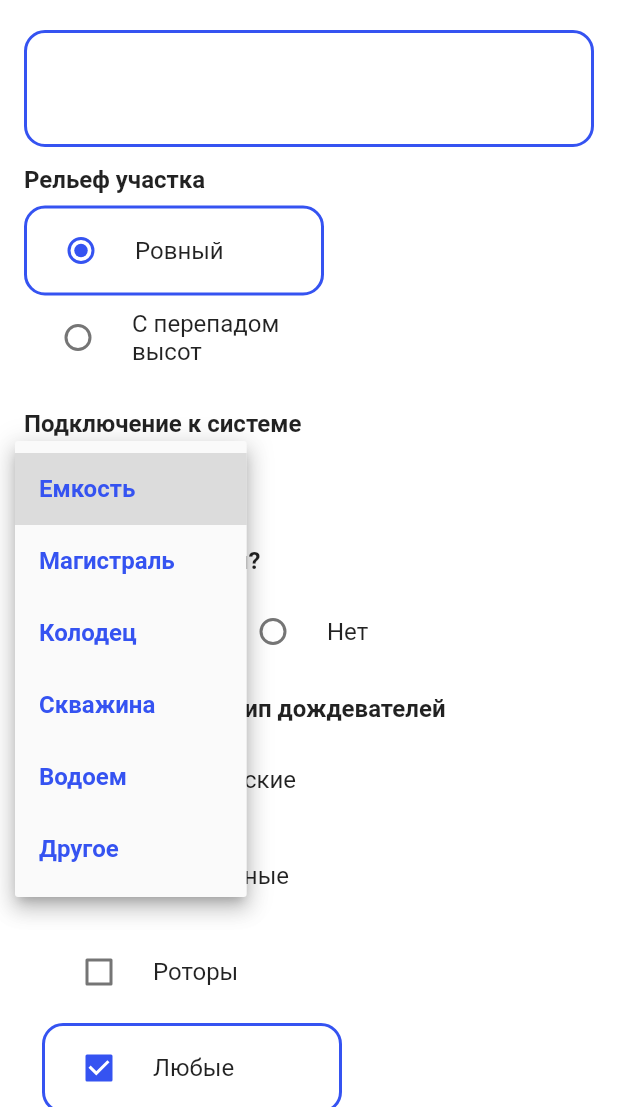
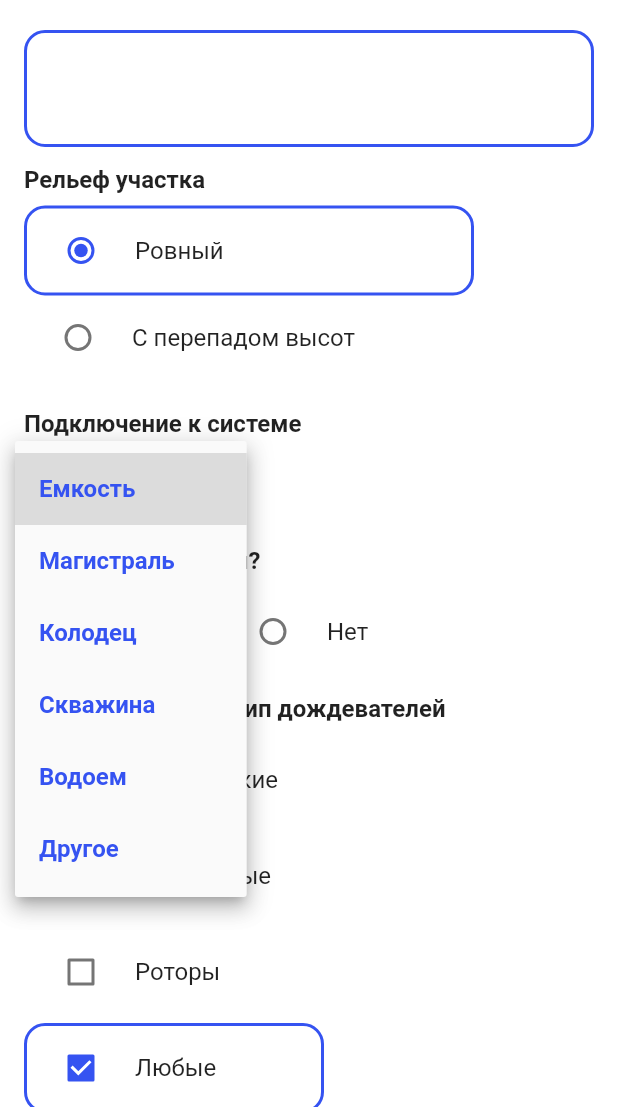
Before and after one commit to 8847141/flutter_web, a Flutter app: the screen it shows after launch, after a tap on "Емкость", on a phone screen of 412 x 824 dp, the part 129-1236 px from its top. Run offline on Flutter 3.47's test engine with Material 2 defaults, Android fonts, the phone set to English and light mode, and no system bars; our stand-ins replace bloc, flutter_bloc.

Commit message:
Work with UI

```diff
--- a/lib/constants.dart
+++ b/lib/constants.dart
@@ -24,6 +24,8 @@ const EdgeInsetsGeometry checboxesPadding =
 
 //* Indents
 const SizedBox answerIndent = SizedBox(height: 4.0);
+
+const SizedBox questionIndent = SizedBox(height: 8.0);
 
 //* Decorations
 const InputDecoration textFormInputDecoration = InputDecoration(
--- a/lib/widgets/connection_type_widget.dart
+++ b/lib/widgets/connection_type_widget.dart
@@ -17,7 +17,7 @@ class ConnectionType extends StatelessWidget {
             style: mainTextStyle,
           ),
         ),
-        const SizedBox(height: 8.0),
+        questionIndent,
         Align(
           alignment: Alignment.topLeft,
           child: Container(
--- a/lib/widgets/controller_widget.dart
+++ b/lib/widgets/controller_widget.dart
@@ -12,16 +12,14 @@ class Controller extends StatelessWidget {
       if (bloc is OptionsIsLoaded) {
         return Column(
           children: [
-            Column(
-              children: [
             const Align(
-                  alignment: Alignment.topLeft,
+              alignment: Alignment.centerLeft,
               child: Text(
                 'Пульт управления',
                 style: mainTextStyle,
               ),
             ),
-                const SizedBox(height: 8.0),
+            questionIndent,
             Align(
               alignment: Alignment.topLeft,
               child: Container(
@@ -32,8 +30,7 @@ class Controller extends StatelessWidget {
                   icon: const Icon(Icons.arrow_drop_down),
                   iconSize: 24.0,
                   elevation: 8,
-                      style: const TextStyle(
-                          color: mainColor, fontWeight: FontWeight.bold),
+                  style: secondaryTextStyle,
                   underline: const SizedBox(
                     height: 0.0,
                   ),
@@ -54,9 +51,7 @@ class Controller extends StatelessWidget {
                 ),
               ),
             ),
-              ],
-            ),
-            const SizedBox(height: 8.0),
+            answerIndent,
             Align(
               alignment: Alignment.topLeft,
               child: Container(
--- a/lib/widgets/path_widget.dart
+++ b/lib/widgets/path_widget.dart
@@ -11,13 +11,13 @@ class Path extends StatelessWidget {
     return Column(
       children: [
         const Align(
-          alignment: Alignment.centerLeft,
+          alignment: Alignment.topLeft,
           child: Text(
             'Поливаем дорожки?',
             style: mainTextStyle,
           ),
         ),
-        const SizedBox(height: 8.0),
+        questionIndent,
         BlocBuilder<OptionsBloc, OptionsState>(
           builder: (context, bloc) {
             if (bloc is OptionsIsLoaded) {
--- a/lib/widgets/preferred_nozzle_type_widget.dart
+++ b/lib/widgets/preferred_nozzle_type_widget.dart
@@ -18,10 +18,7 @@ class PreferredNozzleType extends StatelessWidget {
             style: mainTextStyle,
           ),
         ),
-        const SizedBox(height: 8.0),
-        Padding(
-          padding: checboxesPadding,
-          child:
+        questionIndent,
         BlocBuilder<OptionsBloc, OptionsState>(builder: (context, bloc) {
           if (bloc is OptionsIsLoaded) {
             return Align(
@@ -106,7 +103,6 @@ class PreferredNozzleType extends StatelessWidget {
             return null;
           }
         }),
-        )
       ],
     );
   }
--- a/lib/widgets/sensors_widget.dart
+++ b/lib/widgets/sensors_widget.dart
@@ -18,7 +18,7 @@ class Sensors extends StatelessWidget {
             style: mainTextStyle,
           ),
         ),
-        const SizedBox(height: 8.0),
+        questionIndent,
         Padding(
             padding: checboxesPadding,
             child: BlocBuilder<OptionsBloc, OptionsState>(
--- a/lib/widgets/terrarian_type_widget.dart
+++ b/lib/widgets/terrarian_type_widget.dart
@@ -23,7 +23,7 @@ class TerrarianType extends StatelessWidget {
                 style: mainTextStyle,
               ),
             ),
-            const SizedBox(height: 8.0),
+            questionIndent,
             Align(
               alignment: Alignment.topLeft,
               child: Column(
@@ -32,7 +32,7 @@ class TerrarianType extends StatelessWidget {
                     decoration: bloc.answers.flatTerrain
                         ? dropdownButtonDecoration
                         : null,
-                    width: 200.0,
+                    width: 300.0,
                     child: RadioListTile(
                       title: const Text('Ровный'),
                       activeColor: mainColor,
@@ -48,7 +48,7 @@ class TerrarianType extends StatelessWidget {
                     decoration: bloc.answers.flatTerrain
                         ? null
                         : dropdownButtonDecoration,
-                    width: 200.0,
+                    width: 300.0,
                     child: RadioListTile(
                       title: const Text('С перепадом высот'),
                       activeColor: mainColor,
--- a/lib/widgets/watering_widget.dart
+++ b/lib/widgets/watering_widget.dart
@@ -11,9 +11,6 @@ class Watering extends StatelessWidget {
   Widget build(BuildContext context) {
     return Column(
       children: [
-        /*const Padding(
-          padding: EdgeInsets.fromLTRB(16.0, 0.0, 16.0, 0.0),
-          child: */
         const Align(
           alignment: Alignment.centerLeft,
           child: Text(
@@ -34,7 +31,7 @@ class Watering extends StatelessWidget {
                       decoration:
                           bloc.answers.typesOfIrrigatedLandings.allGarden
                               ? dropdownButtonDecoration
-                              : null,
+                              : hideDropdownButtonDecoration,
                       width: 200.0,
                       child: CheckboxListTile(
                         title: const Text('Весь участок'),
@@ -52,7 +49,7 @@ class Watering extends StatelessWidget {
                     Container(
                       decoration: bloc.answers.typesOfIrrigatedLandings.grass
                           ? dropdownButtonDecoration
-                          : null,
+                          : hideDropdownButtonDecoration,
                       width: 200.0,
                       child: CheckboxListTile(
                         title: const Text('Газон'),
@@ -70,7 +67,7 @@ class Watering extends StatelessWidget {
                     Container(
                       decoration: bloc.answers.typesOfIrrigatedLandings.garden
                           ? dropdownButtonDecoration
-                          : null,
+                          : hideDropdownButtonDecoration,
                       width: 200.0,
                       child: CheckboxListTile(
                         title: const Text('Огород'),
@@ -89,7 +86,7 @@ class Watering extends StatelessWidget {
                       decoration:
                           bloc.answers.typesOfIrrigatedLandings.greenhouse
                               ? dropdownButtonDecoration
-                              : null,
+                              : hideDropdownButtonDecoration,
                       width: 200.0,
                       child: CheckboxListTile(
                         title: const Text('Теплица'),
@@ -107,7 +104,7 @@ class Watering extends StatelessWidget {
                     Container(
                       decoration: bloc.answers.typesOfIrrigatedLandings.shrub
                           ? dropdownButtonDecoration
-                          : null,
+                          : hideDropdownButtonDecoration,
                       width: 200.0,
                       child: CheckboxListTile(
                         title: const Text('Кусты'),
@@ -125,7 +122,7 @@ class Watering extends StatelessWidget {
                     Container(
                       decoration: bloc.answers.typesOfIrrigatedLandings.flowers
                           ? dropdownButtonDecoration
-                          : null,
+                          : hideDropdownButtonDecoration,
                       width: 200.0,
                       child: CheckboxListTile(
                         title: const Text('Цветники'),
```
Lines whose indentation alone changed are shown as unchanged.
